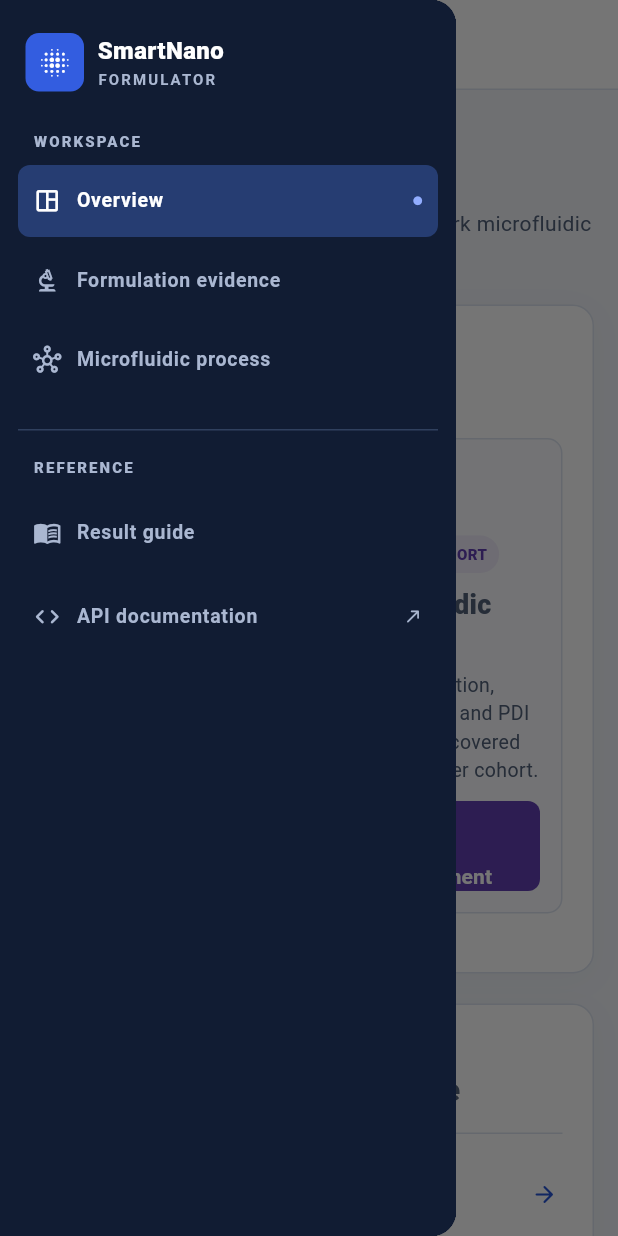
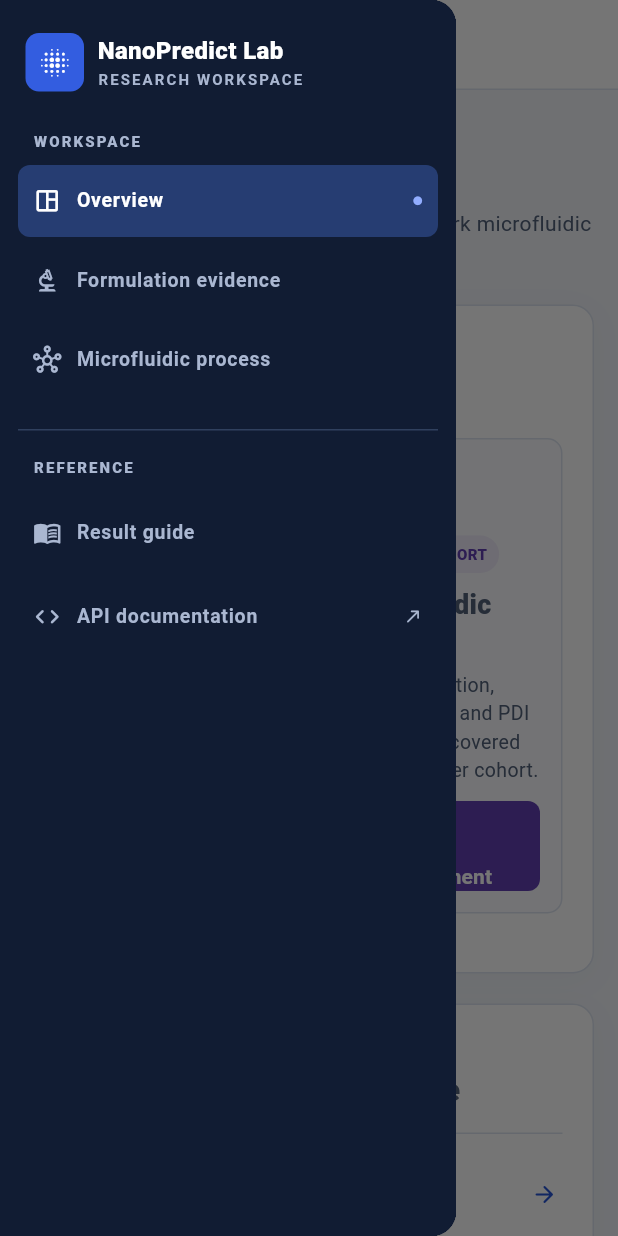
Before and after one commit to alihamdy135/smartnanoformulator, a Flutter app: the screen it shows after launch, with the side drawer open, on a phone screen of 412 x 824 dp. Run offline on Flutter 3.47's test engine with Material 3 defaults, Android fonts, the phone set to English and light mode, and no system bars; missing offline and left inert: dart:html.

Commit message:
Rebrand application as NanoPredict Lab

```diff
--- a/frontend/lib/workspace.dart
+++ b/frontend/lib/workspace.dart
@@ -174,12 +174,12 @@ class _Navigation extends StatelessWidget {
                       child: Column(
                         crossAxisAlignment: CrossAxisAlignment.start,
                         children: [
-                          Text('SmartNano',
+                          Text('NanoPredict Lab',
                               style: TextStyle(
                                   color: Colors.white,
                                   fontSize: 16,
                                   fontWeight: FontWeight.w800)),
-                          Text('FORMULATOR',
+                          Text('RESEARCH WORKSPACE',
                               style: TextStyle(
                                   color: _navMuted,
                                   fontSize: 10,
```
